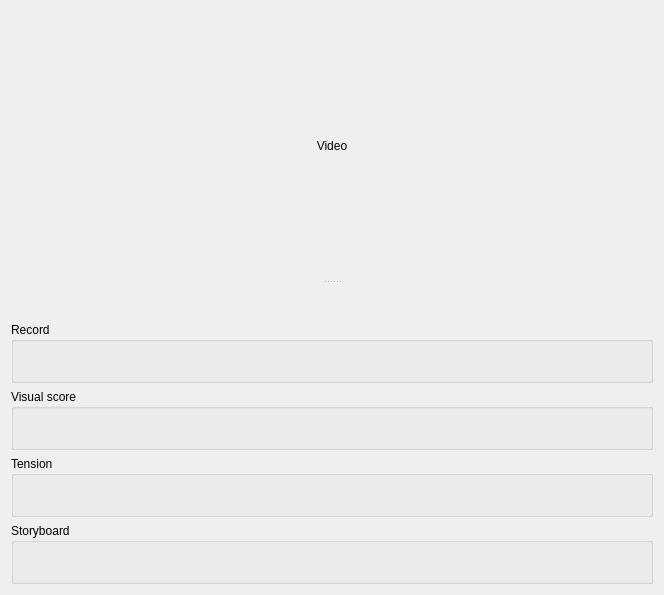
Old version of the form components/projecteditor/lib/ProjectEditor.ui in the repository artm/WatchThatSound3.
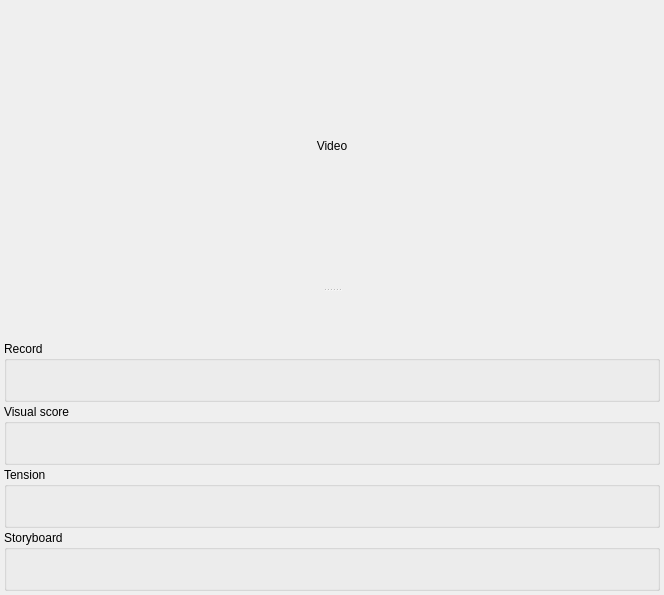
New version of the form.

Commit message: stylesheet support and less spacing

```diff
--- a/components/projecteditor/lib/ProjectEditor.ui
+++ b/components/projecteditor/lib/ProjectEditor.ui
@@ -14,6 +14,12 @@
    <string>Form</string>
   </property>
   <layout class="QVBoxLayout" name="verticalLayout">
+   <property name="spacing">
+    <number>0</number>
+   </property>
+   <property name="margin">
+    <number>4</number>
+   </property>
    <item>
     <widget class="QSplitter" name="splitter">
      <property name="orientation">
@@ -38,6 +44,12 @@
      </widget>
      <widget class="QWidget" name="widget" native="true">
       <layout class="QVBoxLayout" name="verticalLayout_2">
+       <property name="spacing">
+        <number>2</number>
+       </property>
+       <property name="margin">
+        <number>0</number>
+       </property>
        <item>
         <widget class="QWidget" name="tabs" native="true"/>
        </item>
```
Left out of the diff: 2 changed lines with no effect on the pictures. The commit also changes 5 other files.
